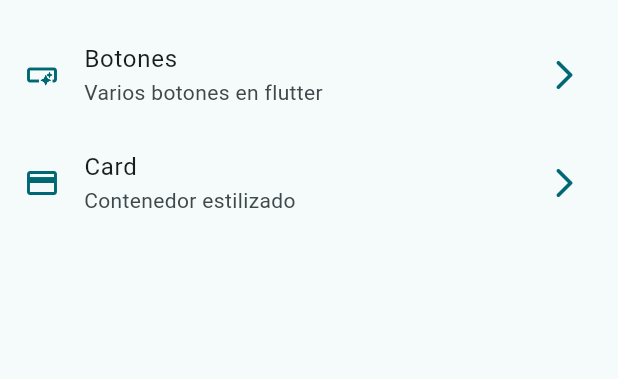
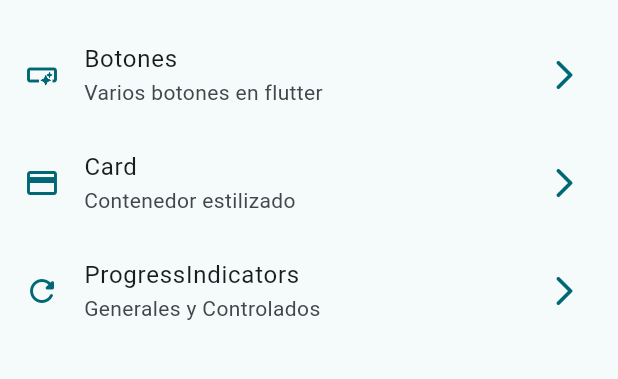
Before and after one commit to andresriscanevo/01bases, a Flutter app: the screen it shows after launch, on a phone screen of 412 x 824 dp, the part 63-442 px from its top. Run offline on Flutter 3.47's test engine with Material 2 defaults, Android fonts, the phone set to English and light mode, and no system bars; our stand-ins replace go_router.

Commit message:
actualizacion progress bar

```diff
--- a/lib/config/menu/menu_items.dart
+++ b/lib/config/menu/menu_items.dart
@@ -12,7 +12,6 @@ class MenuItem {
     required this.link,
     required this.icon,
   });
-
 }
 
 const appMenuItem = <MenuItem>[
@@ -28,4 +27,10 @@ const appMenuItem = <MenuItem>[
     link: '/cards',
     icon: Icons.credit_card,
   ),
+  MenuItem(
+    title: 'ProgressIndicators',
+    subtitle: 'Generales y Controlados',
+    link: '/progress',
+    icon: Icons.refresh_rounded,
+  ),
 ];
--- a/lib/config/router/approuter.dart
+++ b/lib/config/router/approuter.dart
@@ -19,5 +19,10 @@ final appRouter = GoRouter(
       name: CardsScreen.name,
       builder: (context, state) => const CardsScreen(),
     ),
+    GoRoute(
+      path: '/progress',
+      name: ProgressScreen.name,
+      builder: (context, state) => const ProgressScreen(),
+    ),
   ],
 );
```
Also changed, not shown: lib/presentation/screens/progress/progress_screen.dart (+65 -1 lines).
